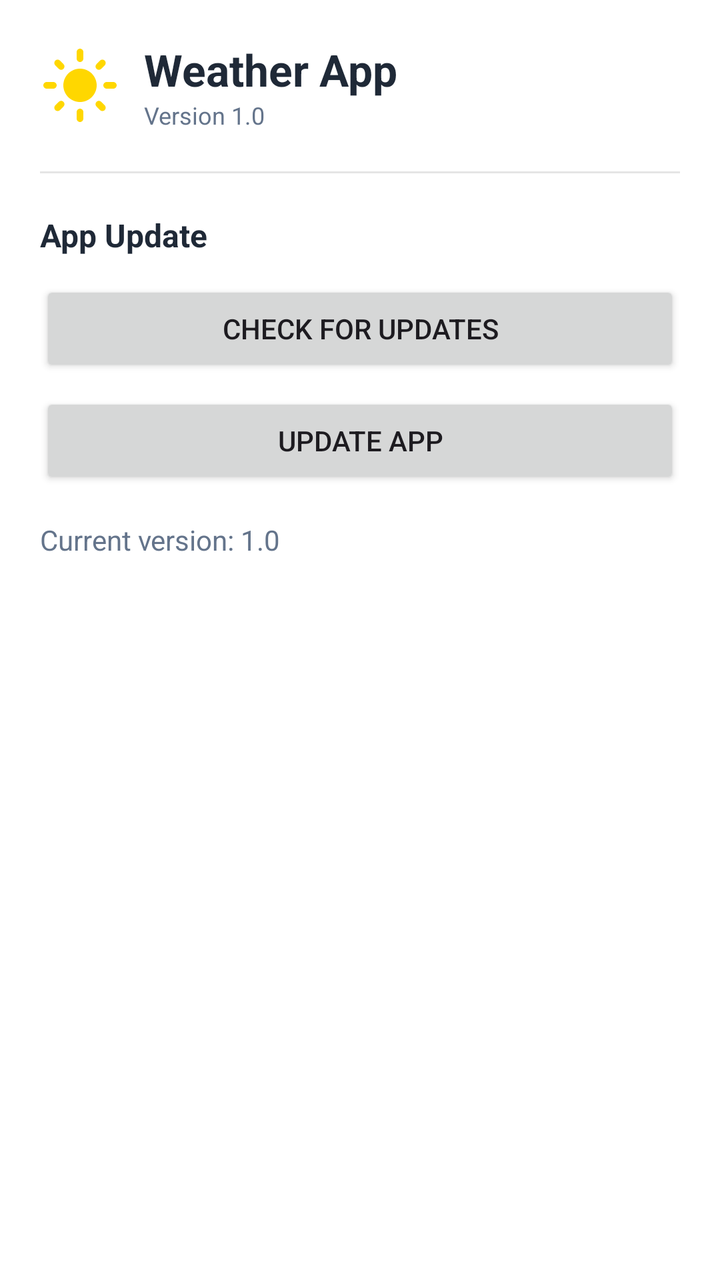
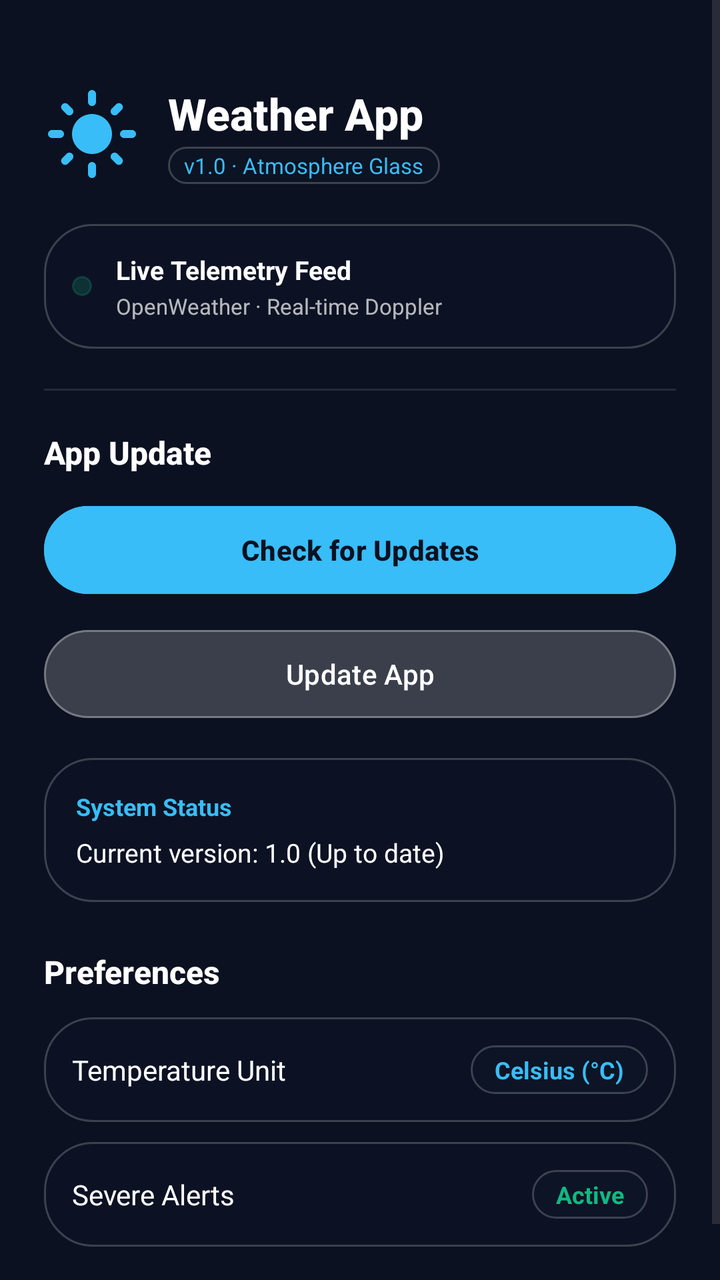

Before-and-after screenshots of an Android layout around one commit, followed by the original layout XML and the change that was made.
<!-- AndroidManifest.xml: application theme Theme.WeatherApp -->
<!-- res/layout/sliding_menu.xml -->
<?xml version="1.0" encoding="utf-8"?>
<LinearLayout xmlns:android="http://schemas.android.com/apk/res/android"
    android:layout_width="match_parent"
    android:layout_height="match_parent"
    android:background="#FFFFFF"
    android:orientation="vertical"
    android:padding="20dp">

    <LinearLayout
        android:layout_width="match_parent"
        android:layout_height="wrap_content"
        android:gravity="center_vertical"
        android:orientation="horizontal">

        <ImageView
            android:layout_width="40dp"
            android:layout_height="40dp"
            android:contentDescription="@string/app_name"
            android:src="@drawable/ic_sun" />

        <LinearLayout
            android:layout_width="0dp"
            android:layout_height="wrap_content"
            android:layout_marginStart="12dp"
            android:layout_weight="1"
            android:orientation="vertical">

            <TextView
                android:layout_width="wrap_content"
                android:layout_height="wrap_content"
                android:text="@string/app_name"
                android:textColor="@color/text_primary"
                android:textSize="22sp"
                android:textStyle="bold" />

            <TextView
                android:layout_width="wrap_content"
                android:layout_height="wrap_content"
                android:text="@string/app_version"
                android:textColor="@color/text_secondary"
                android:textSize="12sp" />

        </LinearLayout>

    </LinearLayout>

    <View
        android:layout_width="match_parent"
        android:layout_height="1dp"
        android:layout_marginTop="20dp"
        android:layout_marginBottom="20dp"
        android:background="#1A000000" />

    <TextView
        android:layout_width="wrap_content"
        android:layout_height="wrap_content"
        android:text="@string/update_title"
        android:textColor="@color/text_primary"
        android:textSize="16sp"
        android:textStyle="bold" />

    <Button
        android:id="@+id/btnCheckForUpdates"
        android:layout_width="match_parent"
        android:layout_height="wrap_content"
        android:layout_marginTop="12dp"
        android:text="@string/check_for_updates" />

    <Button
        android:id="@+id/btnUpdateApp"
        android:layout_width="match_parent"
        android:layout_height="wrap_content"
        android:layout_marginTop="8dp"
        android:text="@string/update_app" />

    <TextView
        android:id="@+id/tvUpdateStatus"
        android:layout_width="match_parent"
        android:layout_height="wrap_content"
        android:layout_marginTop="16dp"
        android:text="@string/current_version_status"
        android:textColor="@color/text_secondary"
        android:textSize="14sp" />

</LinearLayout>
<!-- resources referenced by this layout -->
<resources>
  <color name="text_primary">#1F2937</color>
  <color name="text_secondary">#64748B</color>
  <!-- drawable ic_sun (drawable) -->
  <vector xmlns:android="http://schemas.android.com/apk/res/android"
      android:width="24dp"
      android:height="24dp"
      android:viewportWidth="24"
      android:viewportHeight="24">
      <path
          android:name="sun_path"
          android:fillColor="#FFD700"
          android:pathData="M12,7c-2.76,0 -5,2.24 -5,5s2.24,5 5,5s5,-2.24 5,-5S14.76,7 12,7L12,7zM2,13l2,0c0.55,0 1,-0.45 1,-1s-0.45,-1 -1,-1l-2,0c-0.55,0 -1,0.45 -1,1S1.45,13 2,13zM20,13l2,0c0.55,0 1,-0.45 1,-1s-0.45,-1 -1,-1l-2,0c-0.55,0 -1,0.45 -1,1S19.45,13 20,13zM11,2v2c0,0.55 0.45,1 1,1s1,-0.45 1,-1V2c0,-0.55 -0.45,-1 -1,-1S11,1.45 11,2zM11,20v2c0,0.55 0.45,1 1,1s1,-0.45 1,-1v-2c0,-0.55 -0.45,-1 -1,-1S11,19.45 11,20zM5.99,4.58c-0.39,-0.39 -1.03,-0.39 -1.41,0c-0.39,0.39 -0.39,1.03 0,1.41l1.06,1.06c0.39,0.39 1.03,0.39 1.41,0s0.39,-1.03 0,-1.41L5.99,4.58zM18.36,16.95c-0.39,-0.39 -1.03,-0.39 -1.41,0c-0.39,0.39 -0.39,1.03 0,1.41l1.06,1.06c0.39,0.39 1.03,0.39 1.41,0c0.39,-0.39 0.39,-1.03 0,-1.41L18.36,16.95zM19.42,5.99c0.39,-0.39 0.39,-1.03 0,-1.41c-0.39,-0.39 -1.03,-0.39 -1.41,0l-1.06,1.06c-0.39,0.39 -0.39,1.03 0,1.41s1.03,0.39 1.41,0L19.42,5.99zM7.05,18.36c0.39,-0.39 0.39,-1.03 0,-1.41c-0.39,-0.39 -1.03,-0.39 -1.41,0l-1.06,1.06c-0.39,0.39 -0.39,1.03 0,1.41s1.03,0.39 1.41,0L7.05,18.36z"/>
  </vector>
  <string name="app_name">Weather App</string>
  <string name="app_version">Version 1.0</string>
  <string name="check_for_updates">Check for Updates</string>
  <string name="current_version_status">Current version: 1.0</string>
  <string name="update_app">Update App</string>
  <string name="update_title">App Update</string>
  <color name="md_primary">#1A73E8</color>
  <color name="md_on_primary">#FFFFFF</color>
  <color name="md_primary_container">#D3E3FD</color>
  <color name="md_on_primary_container">#041E49</color>
  <color name="md_secondary">#00639B</color>
  <color name="md_on_secondary">#FFFFFF</color>
  <color name="md_secondary_container">#CDE5FF</color>
  <color name="md_on_secondary_container">#001D33</color>
  <color name="md_tertiary">#00696D</color>
  <color name="md_on_tertiary">#FFFFFF</color>
  <color name="md_tertiary_container">#9CF0F6</color>
  <color name="md_on_tertiary_container">#002020</color>
  <color name="md_surface">#FAFCFF</color>
  <color name="md_on_surface">#191C20</color>
  <color name="md_surface_container">#E1E2E8</color>
  <color name="md_on_surface_variant">#44474E</color>
  <color name="md_outline">#74777F</color>
  <color name="gradient_top">#0D47A1</color>
  <!-- unchanged entries left out for length: 1 -->
</resources>

<!-- the commit's change to res/layout/sliding_menu.xml (unified diff, before → after) -->
@@ -1,85 +1,258 @@
 <?xml version="1.0" encoding="utf-8"?>
-<LinearLayout xmlns:android="http://schemas.android.com/apk/res/android"
+<ScrollView xmlns:android="http://schemas.android.com/apk/res/android"
+    xmlns:app="http://schemas.android.com/apk/res-auto"
     android:layout_width="match_parent"
     android:layout_height="match_parent"
-    android:background="#FFFFFF"
-    android:orientation="vertical"
-    android:padding="20dp">
+    android:background="@color/obsidian_base"
+    android:clickable="true"
+    android:fillViewport="true"
+    android:focusable="true">
 
     <LinearLayout
         android:layout_width="match_parent"
         android:layout_height="wrap_content"
-        android:gravity="center_vertical"
-        android:orientation="horizontal">
-
-        <ImageView
-            android:layout_width="40dp"
-            android:layout_height="40dp"
-            android:contentDescription="@string/app_name"
-            android:src="@drawable/ic_sun" />
-
-        <LinearLayout
-            android:layout_width="0dp"
-            android:layout_height="wrap_content"
-            android:layout_marginStart="12dp"
-            android:layout_weight="1"
-            android:orientation="vertical">
+        android:orientation="vertical"
+        android:padding="22dp">
+
+        
+        <LinearLayout
+            android:layout_width="match_parent"
+            android:layout_height="wrap_content"
+            android:layout_marginTop="20dp"
+            android:gravity="center_vertical"
+            android:orientation="horizontal">
+
+            <ImageView
+                android:layout_width="48dp"
+                android:layout_height="48dp"
+                android:contentDescription="@string/app_name"
+                android:src="@drawable/ic_sun"
+                app:tint="@color/cyan_accent" />
+
+            <LinearLayout
+                android:layout_width="0dp"
+                android:layout_height="wrap_content"
+                android:layout_marginStart="14dp"
+                android:layout_weight="1"
+                android:orientation="vertical">
+
+                <TextView
+                    android:layout_width="wrap_content"
+                    android:layout_height="wrap_content"
+                    android:fontFamily="sans-serif-medium"
+                    android:text="@string/app_name"
+                    android:textColor="@color/white"
+                    android:textSize="22sp"
+                    android:textStyle="bold" />
+
+                <TextView
+                    android:layout_width="wrap_content"
+                    android:layout_height="wrap_content"
+                    android:layout_marginTop="2dp"
+                    android:background="@drawable/bg_pill_badge"
+                    android:paddingStart="8dp"
+                    android:paddingTop="2dp"
+                    android:paddingEnd="8dp"
+                    android:paddingBottom="2dp"
+                    android:text="v1.0 · Atmosphere Glass"
+                    android:textColor="@color/cyan_accent"
+                    android:textSize="11sp" />
+
+            </LinearLayout>
+
+        </LinearLayout>
+
+        
+        <LinearLayout
+            android:layout_width="match_parent"
+            android:layout_height="wrap_content"
+            android:layout_marginTop="20dp"
+            android:background="@drawable/bg_glass_card"
+            android:gravity="center_vertical"
+            android:orientation="horizontal"
+            android:padding="14dp">
+
+            <View
+                android:layout_width="10dp"
+                android:layout_height="10dp"
+                android:background="@drawable/bg_pill_badge"
+                android:backgroundTint="@color/aqi_good" />
+
+            <LinearLayout
+                android:layout_width="0dp"
+                android:layout_height="wrap_content"
+                android:layout_marginStart="12dp"
+                android:layout_weight="1"
+                android:orientation="vertical">
+
+                <TextView
+                    android:layout_width="wrap_content"
+                    android:layout_height="wrap_content"
+                    android:text="Live Telemetry Feed"
+                    android:textColor="@color/white"
+                    android:textSize="13sp"
+                    android:textStyle="bold" />
+
+                <TextView
+                    android:layout_width="wrap_content"
+                    android:layout_height="wrap_content"
+                    android:layout_marginTop="2dp"
+                    android:text="OpenWeather · Real-time Doppler"
+                    android:textColor="@color/white_70"
+                    android:textSize="11sp" />
+            </LinearLayout>
+
+        </LinearLayout>
+
+        <View
+            android:layout_width="match_parent"
+            android:layout_height="1dp"
+            android:layout_marginTop="20dp"
+            android:layout_marginBottom="20dp"
+            android:background="@color/white_10" />
+
+        
+        <TextView
+            android:layout_width="wrap_content"
+            android:layout_height="wrap_content"
+            android:fontFamily="sans-serif-medium"
+            android:text="@string/update_title"
+            android:textColor="@color/white"
+            android:textSize="16sp"
+            android:textStyle="bold" />
+
+        <com.google.android.material.button.MaterialButton
+            android:id="@+id/btnCheckForUpdates"
+            android:layout_width="match_parent"
+            android:layout_height="52dp"
+            android:layout_marginTop="12dp"
+            android:backgroundTint="@color/cyan_accent"
+            android:text="@string/check_for_updates"
+            android:textColor="@color/text_dark"
+            android:textSize="14sp"
+            android:textStyle="bold"
+            app:cornerRadius="26dp" />
+
+        <com.google.android.material.button.MaterialButton
+            android:id="@+id/btnUpdateApp"
+            android:layout_width="match_parent"
+            android:layout_height="52dp"
+            android:layout_marginTop="10dp"
+            android:backgroundTint="@color/white_10"
+            android:text="@string/update_app"
+            android:textColor="@color/white"
+            android:textSize="14sp"
+            app:cornerRadius="26dp"
+            app:strokeColor="@color/white_30"
+            app:strokeWidth="1dp" />
+
+        
+        <LinearLayout
+            android:layout_width="match_parent"
+            android:layout_height="wrap_content"
+            android:layout_marginTop="16dp"
+            android:background="@drawable/bg_glass_card"
+            android:orientation="vertical"
+            android:padding="16dp">
 
             <TextView
                 android:layout_width="wrap_content"
                 android:layout_height="wrap_content"
-                android:text="@string/app_name"
-                android:textColor="@color/text_primary"
-                android:textSize="22sp"
+                android:text="@string/system_status"
+                android:textColor="@color/cyan_accent"
+                android:textSize="12sp"
                 android:textStyle="bold" />
 
             <TextView
+                android:id="@+id/tvUpdateStatus"
+                android:layout_width="match_parent"
+                android:layout_height="wrap_content"
+                android:layout_marginTop="6dp"
+                android:text="@string/current_version_status"
+                android:textColor="@color/white"
+                android:textSize="13sp" />
+
+        </LinearLayout>
+
+        
+        <TextView
+            android:layout_width="wrap_content"
+            android:layout_height="wrap_content"
+            android:layout_marginTop="24dp"
+            android:fontFamily="sans-serif-medium"
+            android:text="Preferences"
+            android:textColor="@color/white"
+            android:textSize="16sp"
+            android:textStyle="bold" />
+
+        <LinearLayout
+            android:layout_width="match_parent"
+            android:layout_height="wrap_content"
+            android:layout_marginTop="12dp"
+            android:background="@drawable/bg_glass_card"
+            android:gravity="center_vertical"
+            android:orientation="horizontal"
+            android:padding="14dp">
+
+            <TextView
+                android:layout_width="0dp"
+                android:layout_height="wrap_content"
+                android:layout_weight="1"
+                android:text="Temperature Unit"
+                android:textColor="@color/white"
+                android:textSize="14sp" />
+
+            <TextView
                 android:layout_width="wrap_content"
                 android:layout_height="wrap_content"
-                android:text="@string/app_version"
-                android:textColor="@color/text_secondary"
-                android:textSize="12sp" />
-
-        </LinearLayout>
+                android:background="@drawable/bg_pill_badge"
+                android:paddingStart="12dp"
+                android:paddingTop="4dp"
+                android:paddingEnd="12dp"
+                android:paddingBottom="4dp"
+                android:text="Celsius (°C)"
+                android:textColor="@color/cyan_accent"
+                android:textSize="12sp"
+                android:textStyle="bold" />
+
+        </LinearLayout>
+
+        <LinearLayout
+            android:layout_width="match_parent"
+            android:layout_height="wrap_content"
+            android:layout_marginTop="10dp"
+            android:background="@drawable/bg_glass_card"
+            android:gravity="center_vertical"
+            android:orientation="horizontal"
+            android:padding="14dp">
+
+            <TextView
+                android:layout_width="0dp"
+                android:layout_height="wrap_content"
+                android:layout_weight="1"
+                android:text="Severe Alerts"
+                android:textColor="@color/white"
+                android:textSize="14sp" />
+
+            <TextView
+                android:layout_width="wrap_content"
+                android:layout_height="wrap_content"
+                android:background="@drawable/bg_pill_badge"
+                android:paddingStart="12dp"
+                android:paddingTop="4dp"
+                android:paddingEnd="12dp"
+                android:paddingBottom="4dp"
+                android:text="Active"
+                android:textColor="@color/aqi_good"
+                android:textSize="12sp"
+                android:textStyle="bold" />
+
+        </LinearLayout>
+
+        <View
+            android:layout_width="match_parent"
+            android:layout_height="24dp" />
 
     </LinearLayout>
 
-    <View
-        android:layout_width="match_parent"
-        android:layout_height="1dp"
-        android:layout_marginTop="20dp"
-        android:layout_marginBottom="20dp"
-        android:background="#1A000000" />
-
-    <TextView
-        android:layout_width="wrap_content"
-        android:layout_height="wrap_content"
-        android:text="@string/update_title"
-        android:textColor="@color/text_primary"
-        android:textSize="16sp"
-        android:textStyle="bold" />
-
-    <Button
-        android:id="@+id/btnCheckForUpdates"
-        android:layout_width="match_parent"
-        android:layout_height="wrap_content"
-        android:layout_marginTop="12dp"
-        android:text="@string/check_for_updates" />
-
-    <Button
-        android:id="@+id/btnUpdateApp"
-        android:layout_width="match_parent"
-        android:layout_height="wrap_content"
-        android:layout_marginTop="8dp"
-        android:text="@string/update_app" />
-
-    <TextView
-        android:id="@+id/tvUpdateStatus"
-        android:layout_width="match_parent"
-        android:layout_height="wrap_content"
-        android:layout_marginTop="16dp"
-        android:text="@string/current_version_status"
-        android:textColor="@color/text_secondary"
-        android:textSize="14sp" />
-
-</LinearLayout>
+</ScrollView>
<!-- resource entries referenced after the edit -->
@@ -1,7 +1,33 @@
 <!-- resources referenced by this layout -->
 <resources>
-  <color name="text_primary">#1F2937</color>
-  <color name="text_secondary">#64748B</color>
+  <color name="aqi_good">#10B981</color>
+  <color name="cyan_accent">#38BDF8</color>
+  <color name="obsidian_base">#0B1120</color>
+  <color name="text_dark">#0B1120</color>
+  <color name="white">#FFFFFF</color>
+  <color name="white_10">#1AFFFFFF</color>
+  <color name="white_30">#4DFFFFFF</color>
+  <color name="white_70">#B3FFFFFF</color>
+  <!-- drawable bg_glass_card (drawable) -->
+  <?xml version="1.0" encoding="utf-8"?>
+  <shape xmlns:android="http://schemas.android.com/apk/res/android"
+      android:shape="rectangle">
+      <solid android:color="#2A131D31" />
+      <corners android:radius="24dp" />
+      <stroke
+          android:width="1dp"
+          android:color="#33FFFFFF" />
+  </shape>
+  <!-- drawable bg_pill_badge (drawable) -->
+  <?xml version="1.0" encoding="utf-8"?>
+  <shape xmlns:android="http://schemas.android.com/apk/res/android"
+      android:shape="rectangle">
+      <solid android:color="#2E131D31" />
+      <corners android:radius="999dp" />
+      <stroke
+          android:width="1dp"
+          android:color="#33FFFFFF" />
+  </shape>
   <!-- drawable ic_sun (drawable) -->
   <vector xmlns:android="http://schemas.android.com/apk/res/android"
       android:width="24dp"
@@ -14,29 +40,29 @@
           android:pathData="M12,7c-2.76,0 -5,2.24 -5,5s2.24,5 5,5s5,-2.24 5,-5S14.76,7 12,7L12,7zM2,13l2,0c0.55,0 1,-0.45 1,-1s-0.45,-1 -1,-1l-2,0c-0.55,0 -1,0.45 -1,1S1.45,13 2,13zM20,13l2,0c0.55,0 1,-0.45 1,-1s-0.45,-1 -1,-1l-2,0c-0.55,0 -1,0.45 -1,1S19.45,13 20,13zM11,2v2c0,0.55 0.45,1 1,1s1,-0.45 1,-1V2c0,-0.55 -0.45,-1 -1,-1S11,1.45 11,2zM11,20v2c0,0.55 0.45,1 1,1s1,-0.45 1,-1v-2c0,-0.55 -0.45,-1 -1,-1S11,19.45 11,20zM5.99,4.58c-0.39,-0.39 -1.03,-0.39 -1.41,0c-0.39,0.39 -0.39,1.03 0,1.41l1.06,1.06c0.39,0.39 1.03,0.39 1.41,0s0.39,-1.03 0,-1.41L5.99,4.58zM18.36,16.95c-0.39,-0.39 -1.03,-0.39 -1.41,0c-0.39,0.39 -0.39,1.03 0,1.41l1.06,1.06c0.39,0.39 1.03,0.39 1.41,0c0.39,-0.39 0.39,-1.03 0,-1.41L18.36,16.95zM19.42,5.99c0.39,-0.39 0.39,-1.03 0,-1.41c-0.39,-0.39 -1.03,-0.39 -1.41,0l-1.06,1.06c-0.39,0.39 -0.39,1.03 0,1.41s1.03,0.39 1.41,0L19.42,5.99zM7.05,18.36c0.39,-0.39 0.39,-1.03 0,-1.41c-0.39,-0.39 -1.03,-0.39 -1.41,0l-1.06,1.06c-0.39,0.39 -0.39,1.03 0,1.41s1.03,0.39 1.41,0L7.05,18.36z"/>
   </vector>
   <string name="app_name">Weather App</string>
-  <string name="app_version">Version 1.0</string>
   <string name="check_for_updates">Check for Updates</string>
-  <string name="current_version_status">Current version: 1.0</string>
+  <string name="current_version_status">Current version: 1.0 (Up to date)</string>
+  <string name="system_status">System Status</string>
   <string name="update_app">Update App</string>
   <string name="update_title">App Update</string>
-  <color name="md_primary">#1A73E8</color>
-  <color name="md_on_primary">#FFFFFF</color>
-  <color name="md_primary_container">#D3E3FD</color>
-  <color name="md_on_primary_container">#041E49</color>
-  <color name="md_secondary">#00639B</color>
-  <color name="md_on_secondary">#FFFFFF</color>
-  <color name="md_secondary_container">#CDE5FF</color>
-  <color name="md_on_secondary_container">#001D33</color>
-  <color name="md_tertiary">#00696D</color>
-  <color name="md_on_tertiary">#FFFFFF</color>
-  <color name="md_tertiary_container">#9CF0F6</color>
-  <color name="md_on_tertiary_container">#002020</color>
-  <color name="md_surface">#FAFCFF</color>
-  <color name="md_on_surface">#191C20</color>
-  <color name="md_surface_container">#E1E2E8</color>
-  <color name="md_on_surface_variant">#44474E</color>
-  <color name="md_outline">#74777F</color>
-  <color name="gradient_top">#0D47A1</color>
+  <color name="md_primary">#38BDF8</color>
+  <color name="md_on_primary">#0B1120</color>
+  <color name="md_primary_container">#0369A1</color>
+  <color name="md_on_primary_container">#E0F2FE</color>
+  <color name="md_secondary">#818CF8</color>
+  <color name="md_on_secondary">#0B1120</color>
+  <color name="md_secondary_container">#312E81</color>
+  <color name="md_on_secondary_container">#EEF2FF</color>
+  <color name="md_tertiary">#2DD4BF</color>
+  <color name="md_on_tertiary">#0B1120</color>
+  <color name="md_tertiary_container">#0F766E</color>
+  <color name="md_on_tertiary_container">#CCFBF1</color>
+  <color name="md_surface">#0B1120</color>
+  <color name="md_on_surface">#F8FAFC</color>
+  <color name="md_surface_container">#131D31</color>
+  <color name="md_on_surface_variant">#94A3B8</color>
+  <color name="md_outline">#334155</color>
+  <color name="gradient_top">#0B1120</color>
   <!-- unchanged entries left out for length: 1 -->
 </resources>
 
